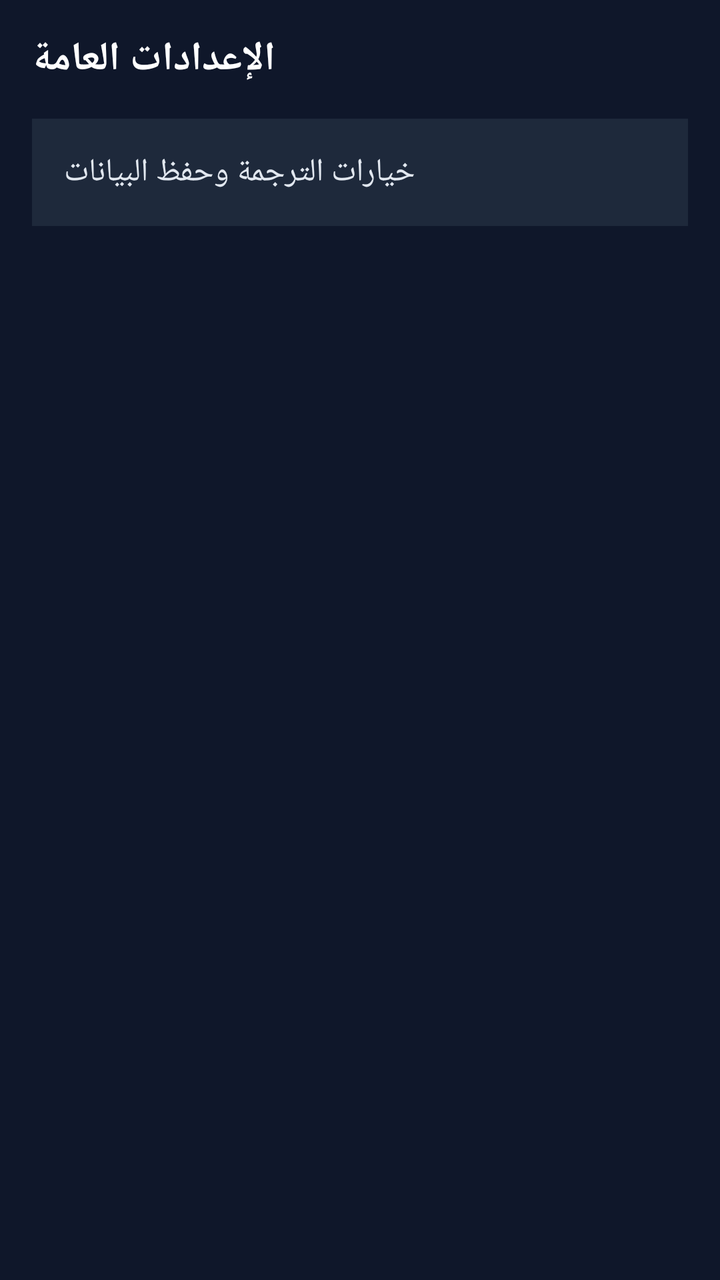
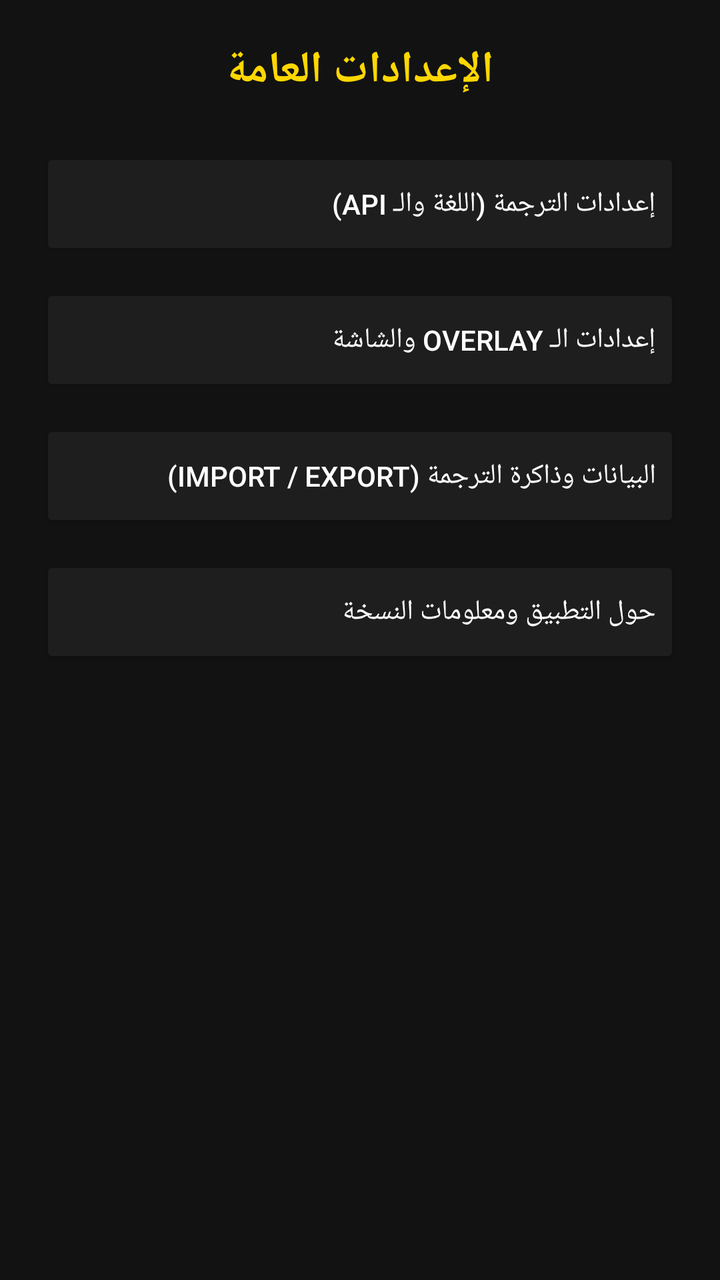

Screens rendered from an Android XML layout before and after an edit, with the pre-edit source and the edit as a unified diff.
<!-- AndroidManifest.xml: application theme Theme.AppCompat.NoActionBar -->
<!-- res/layout/activity_settings.xml -->
<?xml version="1.0" encoding="utf-8"?>
<ScrollView xmlns:android="http://schemas.android.com/apk/res/android"
    android:layout_width="match_parent"
    android:layout_height="match_parent"
    android:background="#0F172A"
    android:padding="16dp">

    <LinearLayout
        android:layout_width="match_parent"
        android:layout_height="wrap_content"
        android:orientation="vertical">

        <TextView
            android:layout_width="wrap_content"
            android:layout_height="wrap_content"
            android:text="الإعدادات العامة"
            android:textColor="#FFFFFF"
            android:textSize="20sp"
            android:textStyle="bold" />

        <LinearLayout
            android:layout_width="match_parent"
            android:layout_height="wrap_content"
            android:layout_marginTop="16dp"
            android:background="#1E293B"
            android:orientation="vertical"
            android:padding="16dp">

            <TextView
                android:layout_width="wrap_content"
                android:layout_height="wrap_content"
                android:text="خيارات الترجمة وحفظ البيانات"
                android:textColor="#E2E8F0"
                android:textSize="16sp" />

        </LinearLayout>

    </LinearLayout>
</ScrollView>
<!-- resources referenced by this layout -->
<resources>

</resources>

<!-- the commit's change to res/layout/activity_settings.xml (unified diff, before → after) -->
@@ -1,39 +1,62 @@
 <?xml version="1.0" encoding="utf-8"?>
-<ScrollView xmlns:android="http://schemas.android.com/apk/res/android"
+<LinearLayout xmlns:android="http://schemas.android.com/apk/res/android"
     android:layout_width="match_parent"
     android:layout_height="match_parent"
-    android:background="#0F172A"
-    android:padding="16dp">
+    android:background="#121212"
+    android:orientation="vertical"
+    android:padding="20dp">
 
-    <LinearLayout
+    <TextView
+        android:layout_width="wrap_content"
+        android:layout_height="wrap_content"
+        android:text="الإعدادات العامة"
+        android:textColor="#FFD700"
+        android:textSize="22sp"
+        android:textStyle="bold"
+        android:layout_gravity="center_horizontal"
+        android:layout_marginBottom="24dp" />
+
+    <Button
+        android:id="@+id/btnTranslatingSettings"
         android:layout_width="match_parent"
-        android:layout_height="wrap_content"
-        android:orientation="vertical">
+        android:layout_height="56dp"
+        android:backgroundTint="#1E1E1E"
+        android:text="إعدادات الترجمة (اللغة والـ API)"
+        android:textColor="#FFFFFF"
+        android:gravity="start|center_vertical"
+        android:paddingStart="16dp"
+        android:layout_marginBottom="12dp" />
 
-        <TextView
-            android:layout_width="wrap_content"
-            android:layout_height="wrap_content"
-            android:text="الإعدادات العامة"
-            android:textColor="#FFFFFF"
-            android:textSize="20sp"
-            android:textStyle="bold" />
+    <Button
+        android:id="@+id/btnOverlaySettingsMenu"
+        android:layout_width="match_parent"
+        android:layout_height="56dp"
+        android:backgroundTint="#1E1E1E"
+        android:text="إعدادات الـ Overlay والشاشة"
+        android:textColor="#FFFFFF"
+        android:gravity="start|center_vertical"
+        android:paddingStart="16dp"
+        android:layout_marginBottom="12dp" />
 
-        <LinearLayout
-            android:layout_width="match_parent"
-            android:layout_height="wrap_content"
-            android:layout_marginTop="16dp"
-            android:background="#1E293B"
-            android:orientation="vertical"
-            android:padding="16dp">
+    <Button
+        android:id="@+id/btnDataSettings"
+        android:layout_width="match_parent"
+        android:layout_height="56dp"
+        android:backgroundTint="#1E1E1E"
+        android:text="البيانات وذاكرة الترجمة (Import / Export)"
+        android:textColor="#FFFFFF"
+        android:gravity="start|center_vertical"
+        android:paddingStart="16dp"
+        android:layout_marginBottom="12dp" />
 
-            <TextView
-                android:layout_width="wrap_content"
-                android:layout_height="wrap_content"
-                android:text="خيارات الترجمة وحفظ البيانات"
-                android:textColor="#E2E8F0"
-                android:textSize="16sp" />
+    <Button
+        android:id="@+id/btnAboutApp"
+        android:layout_width="match_parent"
+        android:layout_height="56dp"
+        android:backgroundTint="#1E1E1E"
+        android:text="حول التطبيق ومعلومات النسخة"
+        android:textColor="#FFFFFF"
+        android:gravity="start|center_vertical"
+        android:paddingStart="16dp" />
 
-        </LinearLayout>
-
-    </LinearLayout>
-</ScrollView>
+</LinearLayout>
